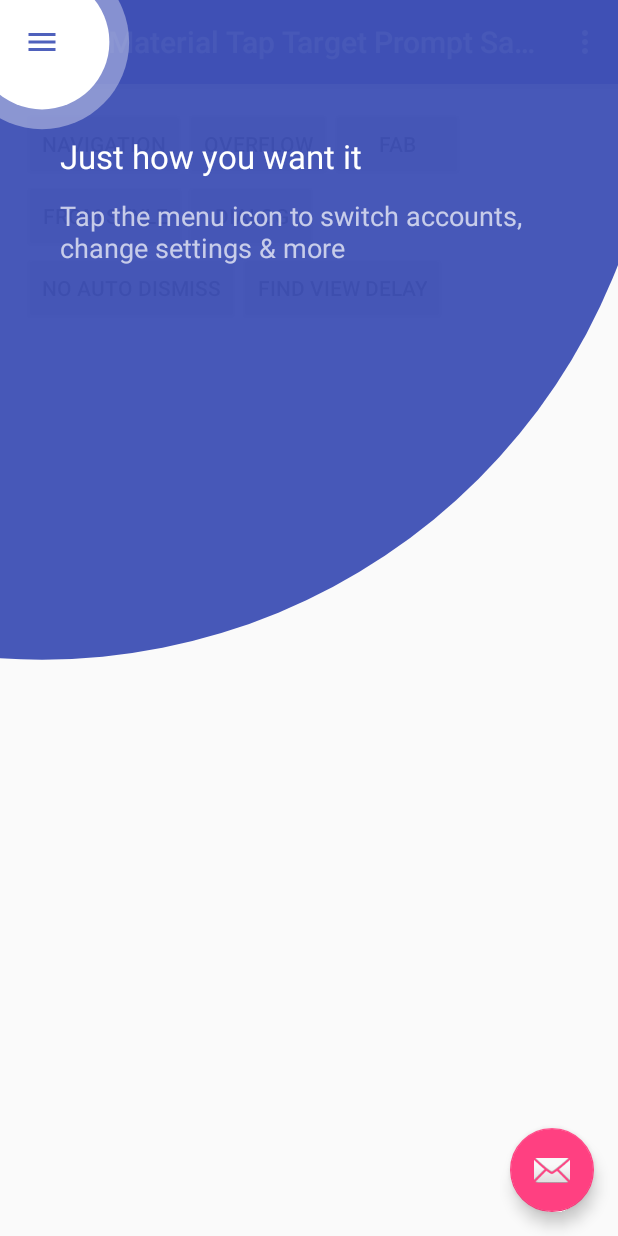
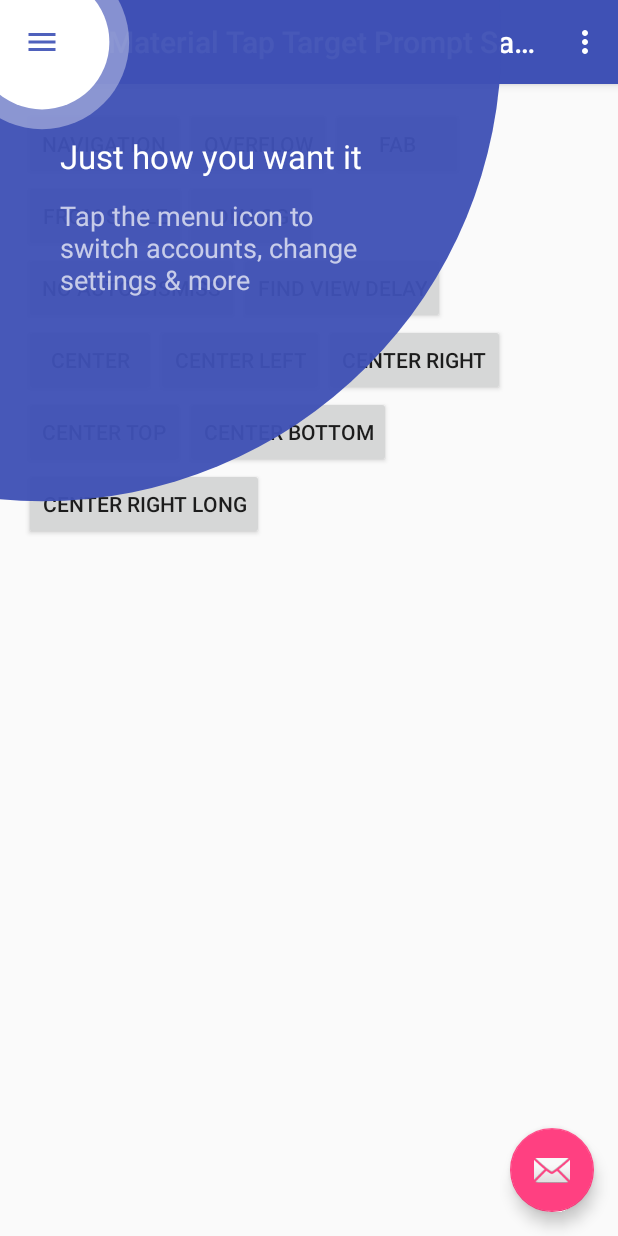
Before and after one commit to sjwall/MaterialTapTargetPrompt, an Android app: the screen it shows after launch (MainActivity), after a tap on "NAVIGATION", on a phone screen of 412 x 824 dp. Run offline under Robolectric (Android 15) with nearby library versions, the light colour scheme and no system bars.

Commit message:
Implement text and background layout and positioning for highlighting views
The current implemention works well for corner placed views.  This change supports it everywhere else and I tried my best to follow the Material guidelines.

```diff
--- a/library/src/main/java/uk/co/samuelwall/materialtaptargetprompt/MaterialTapTargetPrompt.java
+++ b/library/src/main/java/uk/co/samuelwall/materialtaptargetprompt/MaterialTapTargetPrompt.java
@@ -50,6 +50,9 @@ import android.view.ViewTreeObserver;
 import android.view.animation.AccelerateDecelerateInterpolator;
 import android.view.animation.Interpolator;
 
+import java.util.ArrayList;
+import java.util.List;
+
 /**
  * A Material Design tap target onboarding implementation.
  *
@@ -66,6 +69,7 @@ public class MaterialTapTargetPrompt
     PromptView mView;
     View mTargetView;
     int mTargetId;
+    float mScale;
     float mBaseLeft, mBaseTop;
     float mBaseFocalRadius, mBaseBackgroundRadius;
     float mFocalRadius10Percent;
@@ -73,7 +77,8 @@ public class MaterialTapTargetPrompt
     String mPrimaryText, mSecondaryText;
     float mMaxTextWidth;
     float mTextPadding;
-    boolean mTextPositionRight, mTextPositionAbove;
+    float mHorizontalOffset, mVerticalOffset;
+    boolean mTextPositionRight, mTextPositionAbove, mTargetInCorner;
     float mFocalToTextPadding;
     int mPrimaryTextColourAlpha, mSecondaryTextColourAlpha;
     boolean mAnimationStarted;
@@ -95,6 +100,7 @@ public class MaterialTapTargetPrompt
     MaterialTapTargetPrompt(final Activity activity)
     {
         mActivity = activity;
+        mScale = mActivity.getResources().getDisplayMetrics().density;
         mView = new PromptView(activity);
         mView.mOnPromptTouchedListener = new PromptView.OnPromptTouchedListener()
             {
@@ -416,6 +422,8 @@ public class MaterialTapTargetPrompt
         mView.mPaintBackground.setAlpha(0);
         mView.mPaintFocal.setAlpha(0);
         mView.mFocalRadius = 0;
+        mView.mHorizontalOffset = mHorizontalOffset;
+        mView.mVerticalOffset = mVerticalOffset;
         mView.mBackgroundRadius = 0;
         if (mView.mIconDrawable != null)
         {
@@ -544,6 +552,9 @@ public class MaterialTapTargetPrompt
 
     void updateFocalCentrePosition()
     {
+        if (mDismissing) {
+            return;
+        }
         if (mTargetView == null && mTargetId != 0)
         {
             mTargetView = mActivity.findViewById(mTargetId);
@@ -557,6 +568,10 @@ public class MaterialTapTargetPrompt
             return;
         }
         updateClipBounds();
+
+        float nearToSideEdge = mScale * 10;
+        float nearToTopBottomEdge = mScale * 10;
+
         if (mTargetView != null)
         {
             final int[] viewPosition = new int[2];
@@ -565,7 +580,9 @@ public class MaterialTapTargetPrompt
             mTargetView.getLocationInWindow(targetPosition);
 
             mView.mCentreLeft = mBaseLeft + targetPosition[0] - viewPosition[0] + (mTargetView.getWidth() / 2);
+            nearToSideEdge += (mTargetView.getWidth() / 2 + mBaseFocalRadius);
             mView.mCentreTop = mBaseTop + targetPosition[1] - viewPosition[1] + (mTargetView.getHeight() / 2);
+            nearToTopBottomEdge += (mTargetView.getHeight() / 2 + mBaseFocalRadius);
         }
         else
         {
@@ -575,9 +592,31 @@ public class MaterialTapTargetPrompt
 
         final ViewGroup parent = getParentView();
         mTextPositionAbove = mView.mCentreTop > parent.getHeight() / 2;
-        mTextPositionRight = mView.mCentreLeft > parent.getWidth() / 2;
+        mTargetInCorner = (mView.mCentreLeft < nearToSideEdge ||
+            (mView.mCentreLeft + nearToSideEdge > parent.getWidth())) &&
+            ((mView.mCentreTop < nearToTopBottomEdge) ||
+            (mView.mCentreTop + nearToTopBottomEdge > parent.getHeight()));
+
+        mHorizontalOffset = 0;
+        if (mTargetInCorner)
+        {
+            mTextPositionRight = mView.mCentreLeft > parent.getWidth() / 2;
+        }
+        else
+        {
+            float offset = mView.mCentreLeft - parent.getWidth() / 2;
+            if (offset > 0) {
+                mHorizontalOffset = -mFocalToTextPadding;
+            } else if (offset < 0) {
+                mHorizontalOffset = mFocalToTextPadding;
+            } else {
+                //TODO should account for RTL
+                mHorizontalOffset = -mFocalToTextPadding;
+            }
+        }
 
         updateTextPositioning();
+
         if (!mAnimationStarted) {
             startAnimation();
         }
@@ -592,30 +631,44 @@ public class MaterialTapTargetPrompt
 
     void updateTextPositioning()
     {
+        float leftBound = (mView.mClipBounds ? mView.mClipBoundsLeft : 0) + mTextPadding;
         final float primaryTextWidth = mPaintPrimaryText.measureText(mPrimaryText);
         final float secondaryTextWidth = mSecondaryText != null ? mPaintSecondaryText.measureText(mSecondaryText) : 0;
-        final float textWidth;
-        final float maxWidth = Math.max(80, (mView.mClipBounds ? mView.mClipBoundsRight - mView.mClipBoundsLeft : getParentView().getWidth()) - (mTextPadding * 2));
-        final float textWidthCalculation = Math.min(mMaxTextWidth, Math.max(primaryTextWidth, secondaryTextWidth));
-        if (textWidthCalculation > maxWidth)
-        {
-            mView.mTextLeft = (mView.mClipBounds ? mView.mClipBoundsLeft : 0) + mTextPadding;
-            textWidth = maxWidth;
-        }
-        else
-        {
-            if (mTextPositionRight)
-            {
-                mView.mTextLeft = (mView.mClipBounds ? mView.mClipBoundsRight : getParentView().getRight()) - mTextPadding - textWidthCalculation;
-            }
-            else
-            {
-                mView.mTextLeft = mTextPadding + (mView.mClipBounds ? mView.mClipBoundsLeft : 0);
-            }
-            textWidth = textWidthCalculation;
-        }
+        final float containerWidth = mView.mClipBounds ? mView.mClipBoundsRight - mView.mClipBoundsLeft :
+            getParentView().getWidth();
+        final float maxWidth = mMaxTextWidth > 0 ? mMaxTextWidth :
+            Math.max(80, containerWidth) - (mTextPadding * 2);
+        float titleMinTargetWidth = mBaseFocalRadius * 7; //min width before we are okay with title wrapping to 2 lines
+        float startWidth = Math.min(mBaseFocalRadius * 2 + mTextPadding * 2, 2 * getParentView().getWidth()/3);
+        float widthStep = mActivity.getResources().getDisplayMetrics().density * 5;
+        float textWidthCalculation = Math.min(startWidth, Math.max(primaryTextWidth, secondaryTextWidth));
+
+        //slowly grow the width until text is a reasonable length
+        while (textWidthCalculation < maxWidth)
+        {
+            StaticLayout primaryLayout = new StaticLayout(mPrimaryText, mPaintPrimaryText,
+                (int) textWidthCalculation, Layout.Alignment.ALIGN_NORMAL, 1f, 0f, false);
+            if (primaryLayout.getLineCount() > 2 ||
+                (primaryLayout.getLineCount() == 2 && textWidthCalculation < titleMinTargetWidth))
+            {
+                textWidthCalculation += widthStep;
+                continue;
+            }
+            StaticLayout secondaryLayout = new StaticLayout(mSecondaryText, mPaintSecondaryText,
+                (int) textWidthCalculation, Layout.Alignment.ALIGN_NORMAL, 1f, 0f, false);
+
+            if (secondaryLayout.getLineCount() < 4)
+            {
+                break;
+            }
+
+            textWidthCalculation += widthStep;
+        }
+
+        final float textWidth = textWidthCalculation > maxWidth ? maxWidth : textWidthCalculation;
 
         mView.mPrimaryTextLayout = new StaticLayout(mPrimaryText, mPaintPrimaryText, (int) textWidth, Layout.Alignment.ALIGN_NORMAL, 1f, 0f, false);
+        float maxTextRenderedWidth = mView.mPrimaryTextLayout.getWidth();
 
         mView.mPrimaryTextTop = mView.mCentreTop;
         if (mTextPositionAbove)
@@ -630,6 +683,10 @@ public class MaterialTapTargetPrompt
         if (mSecondaryText != null)
         {
             mView.mSecondaryTextLayout = new StaticLayout(mSecondaryText, mPaintSecondaryText, (int) textWidth, Layout.Alignment.ALIGN_NORMAL, 1f, 0f, false);
+            if (mView.mSecondaryTextLayout.getWidth() > maxTextRenderedWidth) {
+                maxTextRenderedWidth = mView.mSecondaryTextLayout.getWidth();
+            }
+
             if (mTextPositionAbove)
             {
                 mView.mPrimaryTextTop =  mView.mPrimaryTextTop - mView.mTextSeparation - mView.mSecondaryTextLayout.getHeight();
@@ -640,6 +697,36 @@ public class MaterialTapTargetPrompt
         else
         {
             mView.mSecondaryTextLayout = null;
+        }
+
+        if (mTargetInCorner) {
+            float right = (mView.mClipBounds ? mView.mClipBoundsRight : getParentView().getRight());
+            if ((maxTextRenderedWidth + mView.mTextLeft) > right) {
+                mView.mTextLeft = Math.max((mView.mClipBounds ? mView.mClipBoundsLeft : 0) + mTextPadding,
+                    right - mTextPadding - maxTextRenderedWidth);
+            } else {
+                mView.mTextLeft = mTextPositionRight ?
+                    (mView.mClipBounds ? mView.mClipBoundsRight :
+                        getParentView().getRight()) - mTextPadding - textWidthCalculation :
+                    mTextPadding + (mView.mClipBounds ? mView.mClipBoundsLeft : 0);
+            }
+        }
+        else
+        {
+            int targetX = 0;
+            if (mTargetView != null)
+            {
+                final int[] targetPosition = new int[2];
+                mTargetView.getLocationInWindow(targetPosition);
+                targetX = targetPosition[0] + mTargetView.getWidth() / 2;
+            }
+            mView.mTextLeft = Math.max(targetX - maxTextRenderedWidth / 2 + mHorizontalOffset, leftBound);
+            float right = (mView.mClipBounds ? mView.mClipBoundsRight : getParentView().getRight());
+            if ((maxTextRenderedWidth + mView.mTextLeft) > right)
+            {
+                mView.mTextLeft = Math.max((mView.mClipBounds ? mView.mClipBoundsLeft : 0) + mTextPadding,
+                    right - mTextPadding - maxTextRenderedWidth);
+            }
         }
 
         updateBackgroundRadius();
@@ -648,6 +735,18 @@ public class MaterialTapTargetPrompt
 
     void updateBackgroundRadius()
     {
+        if (mTargetInCorner)
+        {
+            updateBackgroundWhenInCorner();
+        }
+        else
+        {
+            updateBackground();
+        }
+    }
+
+    void updateBackgroundWhenInCorner()
+    {
         final float height;
         if (mTextPositionAbove)
         {
@@ -670,6 +769,90 @@ public class MaterialTapTargetPrompt
         }
         //noinspection SuspiciousNameCombination
         mBaseBackgroundRadius = Double.valueOf(Math.sqrt(Math.pow(length, 2) + Math.pow(height, 2))).floatValue();
+    }
+
+    void updateBackground()
+    {
+        int parentWidth = getParentView().getHeight();
+        int parentHeight = getParentView().getHeight();
+        final float baseRadius = mBaseFocalRadius + mFocalRadius10Percent;
+        final float textLength = Math.max(mView.mPrimaryTextLayout.getWidth(), mView.mSecondaryTextLayout != null ? mView.mSecondaryTextLayout.getWidth() : 0);
+        float currentRadius = textLength/2 + mTextPadding;
+        float radiusStep = mActivity.getResources().getDisplayMetrics().density * 5;
+        float verticalOffset;
+        float horizontalOffset = mHorizontalOffset;
+        float centerWithHorizontalOffset = mView.mCentreLeft + mHorizontalOffset;
+        List<Point> pointsToCheck = new ArrayList<>();
+        float left = Math.abs(mView.mTextLeft - centerWithHorizontalOffset);
+        float top;
+        int sign;
+        if (mTextPositionAbove)
+        {
+            top = mView.mCentreTop - mView.mPrimaryTextTop;
+            sign = -1;
+        }
+        else
+        {
+            top = mView.mPrimaryTextTop - mView.mCentreTop;
+            sign = 1;
+        }
+
+        Rect rect = new Rect();
+        for (Layout layout : new Layout[]{mView.mPrimaryTextLayout, mView.mSecondaryTextLayout})
+        {
+            if (layout == mView.mSecondaryTextLayout)
+            {
+                top += (mView.mPrimaryTextLayout.getHeight() + mView.mTextSeparation) * sign;
+            }
+            if (layout != null && layout.getLineCount() > 0)
+            {
+                for (int line=0; line < layout.getLineCount(); line++)
+                {
+                    layout.getLineBounds(line, rect);
+                    int right = rect.right - layout.getLineEnd(line);
+                    pointsToCheck.add(new Point((int)left + rect.left, (int)top + rect.top * sign));
+                    pointsToCheck.add(new Point((int)left + rect.left, (int)top + rect.bottom * sign));
+                    pointsToCheck.add(new Point(right - (int)left, (int)top + rect.top * sign));
+                    pointsToCheck.add(new Point(right - (int)left, (int)top + rect.bottom * sign));
+                }
+            }
+        }
+
+        do
+        {
+            if (mTextPositionAbove)
+            {
+                //JESS TODO
+                verticalOffset = -(float)Math.min(mView.mCentreTop, Math.sqrt(Math.pow(currentRadius - baseRadius - mTextPadding, 2) - Math.pow(horizontalOffset, 2)));
+            }
+            else
+            {
+                //JESS TODO
+                verticalOffset = (float)Math.min((parentHeight - mView.mCentreTop), Math.sqrt(Math.abs(Math.pow(currentRadius - baseRadius - mTextPadding, 2) - Math.pow(horizontalOffset, 2))));
+            }
+
+            boolean result = true;
+            double radiusSquared = Math.pow(currentRadius - mTextPadding, 2);
+            for (Point point : pointsToCheck)
+            {
+                float y = point.y - verticalOffset * sign;
+                if (radiusSquared <= (Math.pow(y, 2) + Math.pow(point.x, 2)))
+                {
+                    result = false;
+                    break;
+                }
+            }
+            if (result)
+            {
+                break;
+            }
+
+            currentRadius += radiusStep;
+        } while (currentRadius < Math.max(parentWidth, parentHeight));
+
+        mVerticalOffset = verticalOffset;
+        mHorizontalOffset = horizontalOffset;
+        mBaseBackgroundRadius = currentRadius;
     }
 
     void updateIconPosition()
@@ -752,8 +935,9 @@ public class MaterialTapTargetPrompt
      */
     static class PromptView extends View
     {
+        private static final boolean DEBUG = false;
         boolean mReadyToDraw;
-        float mCentreLeft, mCentreTop;
+        float mCentreLeft, mCentreTop, mHorizontalOffset, mVerticalOffset;
         Paint mPaintBackground, mPaintFocal;
         float mFocalRadius, mBackgroundRadius;
         float mFocalRippleSize;
@@ -793,7 +977,16 @@ public class MaterialTapTargetPrompt
             }
 
             //Draw the backgrounds
-            canvas.drawCircle(mCentreLeft, mCentreTop, mBackgroundRadius, mPaintBackground);
+            canvas.drawCircle(mCentreLeft + mHorizontalOffset, mCentreTop + mVerticalOffset, mBackgroundRadius, mPaintBackground);
+            int mainColor;
+            if (DEBUG)
+            {
+                mainColor = mPaintBackground.getColor();
+                mPaintBackground.setColor(Color.parseColor("#990000ff"));
+                canvas.drawCircle(mCentreLeft + mHorizontalOffset, mCentreTop + mVerticalOffset, mBackgroundRadius - 80, mPaintBackground);
+                mPaintBackground.setColor(mainColor);
+            }
+
             //Draw the ripple
             if (mDrawRipple)
             {
@@ -821,12 +1014,27 @@ public class MaterialTapTargetPrompt
 
             //Draw the text
             canvas.translate(mTextLeft, mPrimaryTextTop);
+
+            if (DEBUG) {
+                mainColor = mPaintBackground.getColor();
+                mPaintBackground.setColor(Color.parseColor("#990000ff"));
+                canvas.drawRect(0, 0, mPrimaryTextLayout.getWidth(), mPrimaryTextLayout.getHeight(), mPaintBackground);
+            }
+
             mPrimaryTextLayout.draw(canvas);
             if (mSecondaryTextLayout != null)
             {
                 canvas.translate(0f, mSecondaryTextOffsetTop);
+                if (DEBUG) {
+                    mPaintBackground.setColor(Color.parseColor("#9900ff00"));
+                    canvas.drawRect(0, 0, mSecondaryTextLayout.getWidth(), mSecondaryTextLayout.getHeight(), mPaintBackground);
+                }
                 mSecondaryTextLayout.draw(canvas);
             }
+            if (DEBUG) {
+                mPaintBackground.setColor(mainColor);
+            }
+
         }
 
         @Override
@@ -989,7 +1197,7 @@ public class MaterialTapTargetPrompt
             mFocalRadius = a.getDimension(R.styleable.PromptView_focalRadius, density * 44);
             mPrimaryTextSize = a.getDimension(R.styleable.PromptView_primaryTextSize, 22 * density);
             mSecondaryTextSize = a.getDimension(R.styleable.PromptView_secondaryTextSize, 18 * density);
-            mMaxTextWidth = a.getDimension(R.styleable.PromptView_maxTextWidth, 400 * density);
+            mMaxTextWidth = a.getDimension(R.styleable.PromptView_maxTextWidth, -1);
             mTextPadding = a.getDimension(R.styleable.PromptView_textPadding, 40 * density);
             mFocalToTextPadding = a.getDimension(R.styleable.PromptView_focalToTextPadding, 20 * density);
             mTextSeparation = a.getDimension(R.styleable.PromptView_textSeparation, 16 * density);
--- a/sample/src/main/res/layout/content_main.xml
+++ b/sample/src/main/res/layout/content_main.xml
@@ -98,4 +98,67 @@
         android:layout_toRightOf="@+id/button_no_auto_dismiss"
         android:layout_toEndOf="@+id/button_no_auto_dismiss"
         android:onClick="showFindDelayedPrompt"/>
+
+    <Button
+        android:layout_width="wrap_content"
+        android:layout_height="wrap_content"
+        android:text="Center"
+        android:id="@+id/button_center"
+        android:layout_below="@+id/button_no_auto_dismiss"
+        android:layout_alignParentLeft="true"
+        android:layout_alignParentStart="true"
+        android:onClick="showCenterPrompt"/>
+
+    <Button
+        android:layout_width="wrap_content"
+        android:layout_height="wrap_content"
+        android:text="Center left"
+        android:id="@+id/button_center_left"
+        android:layout_below="@+id/button_no_auto_dismiss"
+        android:layout_toRightOf="@+id/button_center"
+        android:layout_toEndOf="@+id/button_center"
+        android:onClick="showCenterLeftPrompt"/>
+
+    <Button
+        android:layout_width="wrap_content"
+        android:layout_height="wrap_content"
+        android:text="Center right"
+        android:id="@+id/button_center_right"
+        android:layout_below="@+id/button_no_auto_dismiss"
+        android:layout_toRightOf="@+id/button_center_left"
+        android:layout_toEndOf="@+id/button_center_left"
+        android:onClick="showCenterRightPrompt"/>
+
+    <Button
+        android:layout_width="wrap_content"
+        android:layout_height="wrap_content"
+        android:text="Center top"
+        android:id="@+id/button_center_top"
+        android:layout_below="@+id/button_center_left"
+        android:layout_alignParentLeft="true"
+        android:layout_alignParentStart="true"
+        android:onClick="showCenterTopPrompt"/>
+
+    <Button
+        android:layout_width="wrap_content"
+        android:layout_height="wrap_content"
+        android:text="Center bottom"
+        android:id="@+id/button_center_bottom"
+        android:layout_below="@+id/button_center_left"
+        android:layout_toRightOf="@+id/button_center_top"
+        android:layout_toEndOf="@+id/button_center_top"
+        android:onClick="showCenterBottomPrompt"/>
+
+    <Button
+        android:layout_width="wrap_content"
+        android:layout_height="wrap_content"
+        android:text="Center right long"
+        android:id="@+id/button_center_right_long"
+        android:layout_below="@+id/button_center_top"
+        android:layout_alignParentLeft="true"
+        android:layout_alignParentStart="true"
+        android:onClick="showCenterRightLongPrompt"/>
+
+
+
 </RelativeLayout>
```
Also changed, not shown: sample/src/main/java/uk/co/samuelwall/materialtaptargetprompt/sample/MainActivity.java (+60 -2 lines).
